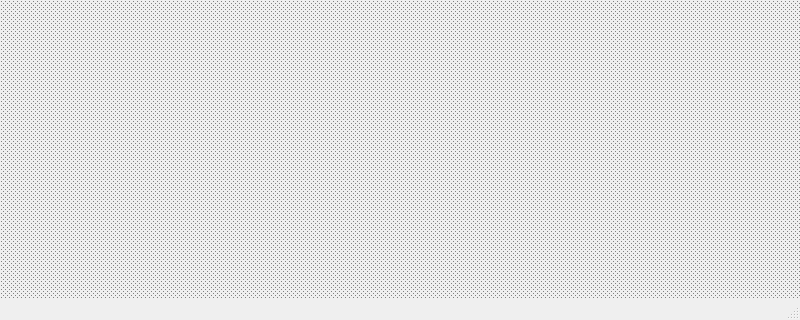
Qt form source/qtdesigner/MGrep_ui.ui (MValaguz/MGrep) before a commit; both pictures show x 0 to 800 and y 280 to 600 of the 800 by 600 pixel window.
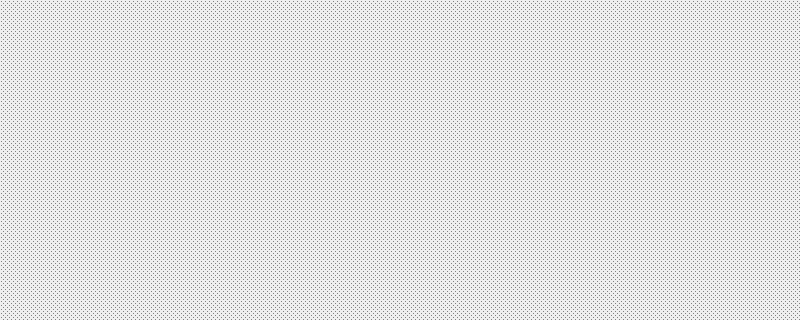
The same form after that commit. Icons and pictures are not drawn.

```diff
--- a/source/qtdesigner/MGrep_ui.ui
+++ b/source/qtdesigner/MGrep_ui.ui
@@ -146,7 +146,6 @@
    <addaction name="menuTools"/>
    <addaction name="menuHelp"/>
   </widget>
-  <widget class="QStatusBar" name="statusbar"/>
   <action name="actionSave_the_windows_position">
    <property name="icon">
     <iconset resource="resource.qrc">
```
Left out of the diff: 40 changed lines with no effect on the pictures.
